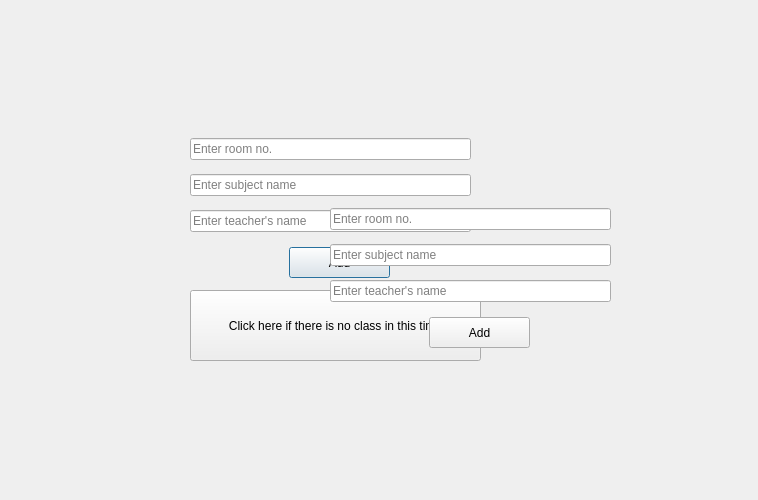
Above: addvaluestoroutine.ui from prazzx/Kakshya before the change. Below: the same form after it.
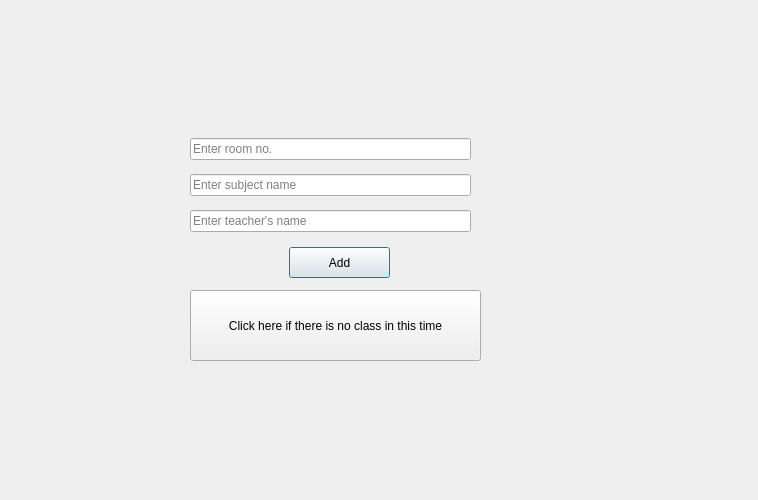
That is the form after the change.

Commit message: Removed deleted slot reference to fix build error

```diff
--- a/addvaluestoroutine.ui
+++ b/addvaluestoroutine.ui
@@ -72,52 +72,6 @@
     </item>
    </layout>
   </widget>
-  <widget class="QWidget" name="layoutWidget_2">
-   <property name="geometry">
-    <rect>
-     <x>330</x>
-     <y>200</y>
-     <width>281</width>
-     <height>111</height>
-    </rect>
-   </property>
-   <layout class="QVBoxLayout" name="verticalLayout_2">
-    <item>
-     <widget class="QLineEdit" name="lineEditrno_2">
-      <property name="placeholderText">
-       <string>Enter room no.</string>
-      </property>
-     </widget>
-    </item>
-    <item>
-     <widget class="QLineEdit" name="lineEditsname_2">
-      <property name="placeholderText">
-       <string>Enter subject name</string>
-      </property>
-     </widget>
-    </item>
-    <item>
-     <widget class="QLineEdit" name="lineEdittname_2">
-      <property name="placeholderText">
-       <string>Enter teacher's name</string>
-      </property>
-     </widget>
-    </item>
-   </layout>
-  </widget>
-  <widget class="QPushButton" name="pushButtonAdd_2">
-   <property name="geometry">
-    <rect>
-     <x>429</x>
-     <y>317</y>
-     <width>101</width>
-     <height>31</height>
-    </rect>
-   </property>
-   <property name="text">
-    <string>Add</string>
-   </property>
-  </widget>
  </widget>
  <resources/>
  <connections/>
```
The commit also changes 2 other files.
